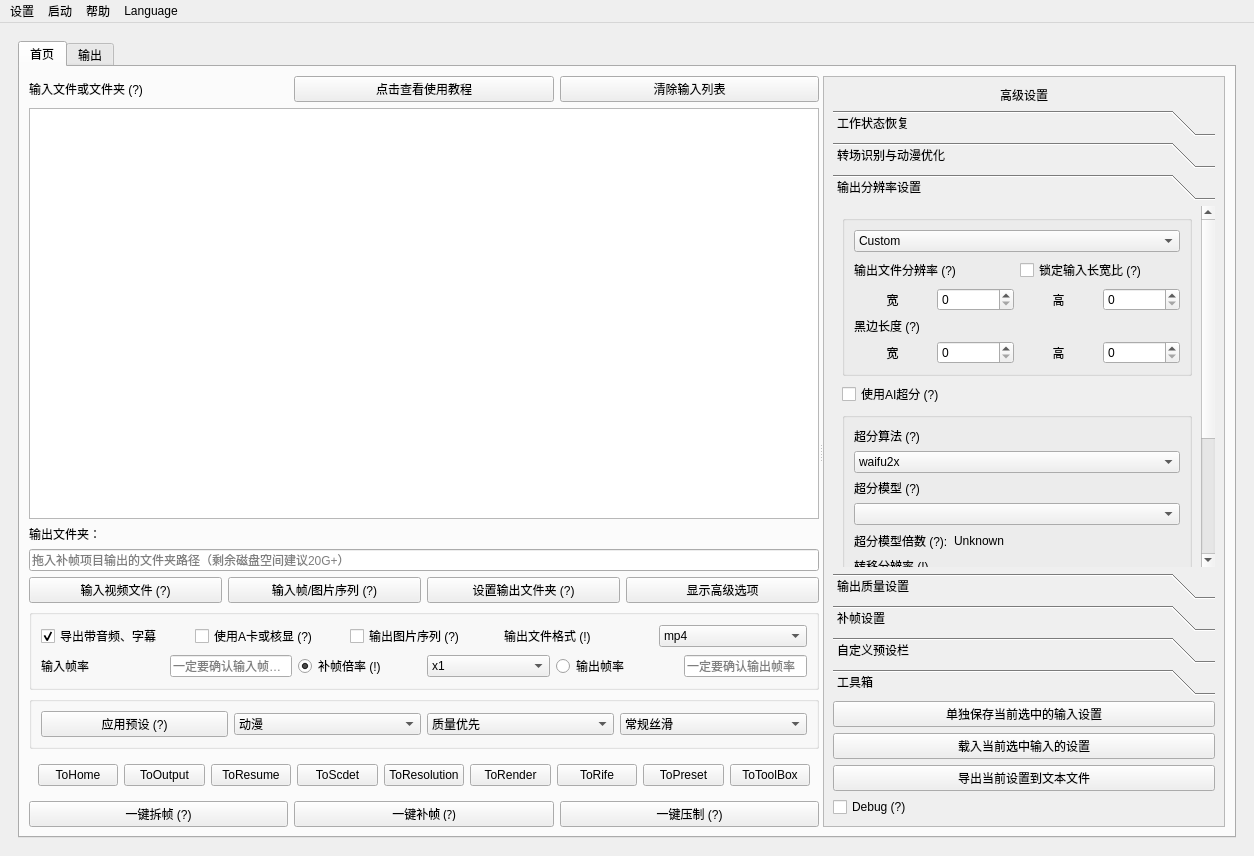
Qt form Utils/SVFI_UI.ui (100wman/RIFE_GUI) before a commit.
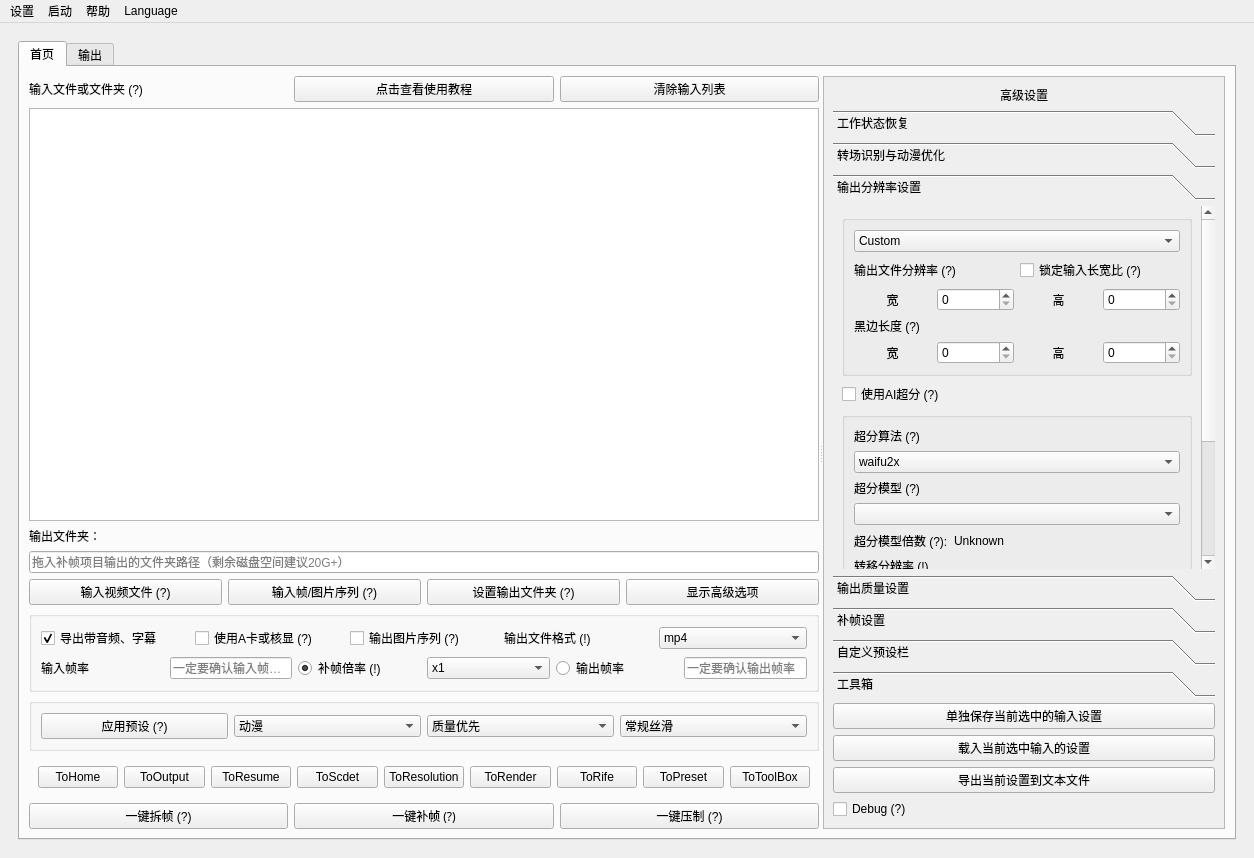
The same form after that commit. The open tabs and pages were chosen to show the change. Custom widgets are drawn as their Qt base class.

Commit message: SVFI 3.8.9-alpha     Update Log     - Add New Waifu Cuda Super Resolution Module     - Optimize Speed of SR Process (in case img0 == img1)

The edit to the form file:
```diff
--- a/Utils/SVFI_UI.ui
+++ b/Utils/SVFI_UI.ui
@@ -7,7 +7,7 @@
     <x>0</x>
     <y>0</y>
     <width>1254</width>
-    <height>856</height>
+    <height>858</height>
    </rect>
   </property>
   <property name="minimumSize">
@@ -742,8 +742,8 @@
                    <rect>
                     <x>0</x>
                     <y>0</y>
-                    <width>400</width>
-                    <height>735</height>
+                    <width>398</width>
+                    <height>734</height>
                    </rect>
                   </property>
                   <layout class="QGridLayout" name="gridLayout_10">
@@ -1361,9 +1361,9 @@
                       <property name="geometry">
                        <rect>
                         <x>0</x>
-                        <y>0</y>
-                        <width>365</width>
-                        <height>468</height>
+                        <y>-125</y>
+                        <width>358</width>
+                        <height>503</height>
                        </rect>
                       </property>
                       <attribute name="label">
```
Left out of the diff: 32 changed lines with no effect on the pictures. The commit also changes 9 other files.
